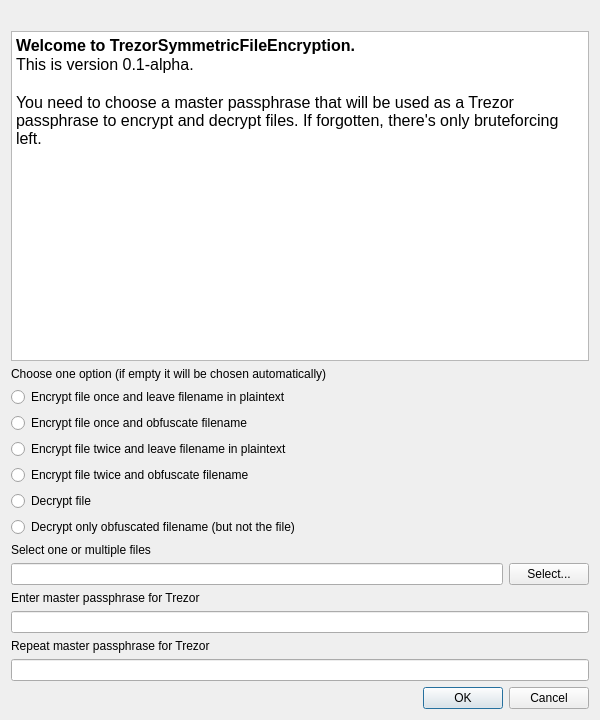
First picture: the form in dialog.ui, repository 8go/TrezorSymmetricFileEncryption, before the edit.
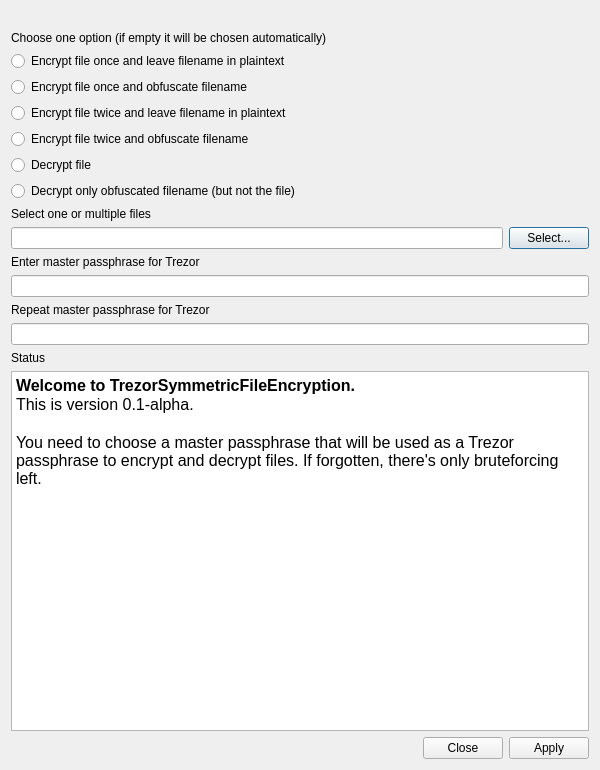
Second picture: the form after the edit. Icons and pictures are not drawn.

What changed in the file:
```diff
--- a/dialog.ui
+++ b/dialog.ui
@@ -7,7 +7,7 @@
     <x>0</x>
     <y>0</y>
     <width>600</width>
-    <height>720</height>
+    <height>770</height>
    </rect>
   </property>
   <property name="sizePolicy">
@@ -19,13 +19,13 @@
   <property name="minimumSize">
    <size>
     <width>400</width>
-    <height>550</height>
+    <height>600</height>
    </size>
   </property>
   <property name="maximumSize">
    <size>
-    <width>800</width>
-    <height>800</height>
+    <width>16777215</width>
+    <height>16777215</height>
    </size>
   </property>
   <property name="windowTitle">
@@ -64,35 +64,6 @@
      </property>
     </widget>
    </item>
-   <item>
-    <widget class="QTextBrowser" name="textBrowser">
-     <property name="minimumSize">
-      <size>
-       <width>50</width>
-       <height>50</height>
-      </size>
-     </property>
-     <property name="maximumSize">
-      <size>
-       <width>800</width>
-       <height>800</height>
-      </size>
-     </property>
-     <property name="focusPolicy">
-      <enum>Qt::NoFocus</enum>
-     </property>
-     <property name="html">
-      <string>&lt;!DOCTYPE HTML PUBLIC &quot;-//W3C//DTD HTML 4.0//EN&quot; &quot;http://www.w3.org/TR/REC-html40/strict.dtd&quot;&gt;
-&lt;html&gt;&lt;head&gt;&lt;meta name=&quot;qrichtext&quot; content=&quot;1&quot; /&gt;&lt;style type=&quot;text/css&quot;&gt;
-p, li { white-space: pre-wrap; }
-&lt;/style&gt;&lt;/head&gt;&lt;body style=&quot; font-family:'Cantarell'; font-size:11pt; font-weight:400; font-style:normal;&quot;&gt;
-&lt;p style=&quot; margin-top:0px; margin-bottom:0px; margin-left:0px; margin-right:0px; -qt-block-indent:0; text-indent:0px;&quot;&gt;&lt;span style=&quot; font-family:'DejaVu Sans'; font-size:12pt; font-weight:600;&quot;&gt;Welcome to TrezorSymmetricFileEncryption. &lt;/span&gt;&lt;/p&gt;
-&lt;p style=&quot; margin-top:0px; margin-bottom:0px; margin-left:0px; margin-right:0px; -qt-block-indent:0; text-indent:0px;&quot;&gt;&lt;span style=&quot; font-family:'DejaVu Sans'; font-size:12pt;&quot;&gt;This is version 0.1-alpha.&lt;/span&gt;&lt;/p&gt;
-&lt;p style=&quot;-qt-paragraph-type:empty; margin-top:0px; margin-bottom:0px; margin-left:0px; margin-right:0px; -qt-block-indent:0; text-indent:0px; font-family:'DejaVu Sans'; font-size:12pt;&quot;&gt;&lt;br /&gt;&lt;/p&gt;
-&lt;p style=&quot; margin-top:0px; margin-bottom:0px; margin-left:0px; margin-right:0px; -qt-block-indent:0; text-indent:0px;&quot;&gt;&lt;span style=&quot; font-family:'DejaVu Sans'; font-size:12pt;&quot;&gt;You need to choose a master passphrase that will be used as a Trezor passphrase to encrypt and decrypt files. If forgotten, there's only bruteforcing left.&lt;/span&gt;&lt;/p&gt;&lt;/body&gt;&lt;/html&gt;</string>
-     </property>
-    </widget>
-   </item>
    <item>
     <widget class="QLabel" name="label_4">
      <property name="text">
@@ -191,13 +162,61 @@
      </property>
     </widget>
    </item>
+   <item>
+    <widget class="QLabel" name="label_6">
+     <property name="text">
+      <string>Status</string>
+     </property>
+    </widget>
+   </item>
+   <item>
+    <widget class="QTextBrowser" name="textBrowser">
+     <property name="minimumSize">
+      <size>
+       <width>50</width>
+       <height>50</height>
+      </size>
+     </property>
+     <property name="maximumSize">
+      <size>
+       <width>16777215</width>
+       <height>16777215</height>
+      </size>
+     </property>
+     <property name="baseSize">
+      <size>
+       <width>0</width>
+       <height>150</height>
+      </size>
+     </property>
+     <property name="focusPolicy">
+      <enum>Qt::NoFocus</enum>
+     </property>
+     <property name="acceptDrops">
+      <bool>false</bool>
+     </property>
+     <property name="html">
+      <string>&lt;!DOCTYPE HTML PUBLIC &quot;-//W3C//DTD HTML 4.0//EN&quot; &quot;http://www.w3.org/TR/REC-html40/strict.dtd&quot;&gt;
+&lt;html&gt;&lt;head&gt;&lt;meta name=&quot;qrichtext&quot; content=&quot;1&quot; /&gt;&lt;style type=&quot;text/css&quot;&gt;
+p, li { white-space: pre-wrap; }
+&lt;/style&gt;&lt;/head&gt;&lt;body style=&quot; font-family:'Cantarell'; font-size:11pt; font-weight:400; font-style:normal;&quot;&gt;
+&lt;p style=&quot; margin-top:0px; margin-bottom:0px; margin-left:0px; margin-right:0px; -qt-block-indent:0; text-indent:0px;&quot;&gt;&lt;span style=&quot; font-family:'DejaVu Sans'; font-size:12pt; font-weight:600;&quot;&gt;Welcome to TrezorSymmetricFileEncryption. &lt;/span&gt;&lt;/p&gt;
+&lt;p style=&quot; margin-top:0px; margin-bottom:0px; margin-left:0px; margin-right:0px; -qt-block-indent:0; text-indent:0px;&quot;&gt;&lt;span style=&quot; font-family:'DejaVu Sans'; font-size:12pt;&quot;&gt;This is version 0.1-alpha.&lt;/span&gt;&lt;/p&gt;
+&lt;p style=&quot;-qt-paragraph-type:empty; margin-top:0px; margin-bottom:0px; margin-left:0px; margin-right:0px; -qt-block-indent:0; text-indent:0px; font-family:'DejaVu Sans'; font-size:12pt;&quot;&gt;&lt;br /&gt;&lt;/p&gt;
+&lt;p style=&quot; margin-top:0px; margin-bottom:0px; margin-left:0px; margin-right:0px; -qt-block-indent:0; text-indent:0px;&quot;&gt;&lt;span style=&quot; font-family:'DejaVu Sans'; font-size:12pt;&quot;&gt;You need to choose a master passphrase that will be used as a Trezor passphrase to encrypt and decrypt files. If forgotten, there's only bruteforcing left.&lt;/span&gt;&lt;/p&gt;&lt;/body&gt;&lt;/html&gt;</string>
+     </property>
+     <property name="textInteractionFlags">
+      <set>Qt::LinksAccessibleByKeyboard|Qt::LinksAccessibleByMouse|Qt::TextBrowserInteraction|Qt::TextSelectableByKeyboard|Qt::TextSelectableByMouse</set>
+     </property>
+    </widget>
+   </item>
    <item>
     <widget class="QDialogButtonBox" name="buttonBox">
      <property name="orientation">
       <enum>Qt::Horizontal</enum>
      </property>
      <property name="standardButtons">
-      <set>QDialogButtonBox::Cancel|QDialogButtonBox::Ok</set>
+      <set>QDialogButtonBox::Apply|QDialogButtonBox::Close</set>
      </property>
     </widget>
    </item>
```
Left out of the diff: 26 changed lines with no effect on the pictures.
